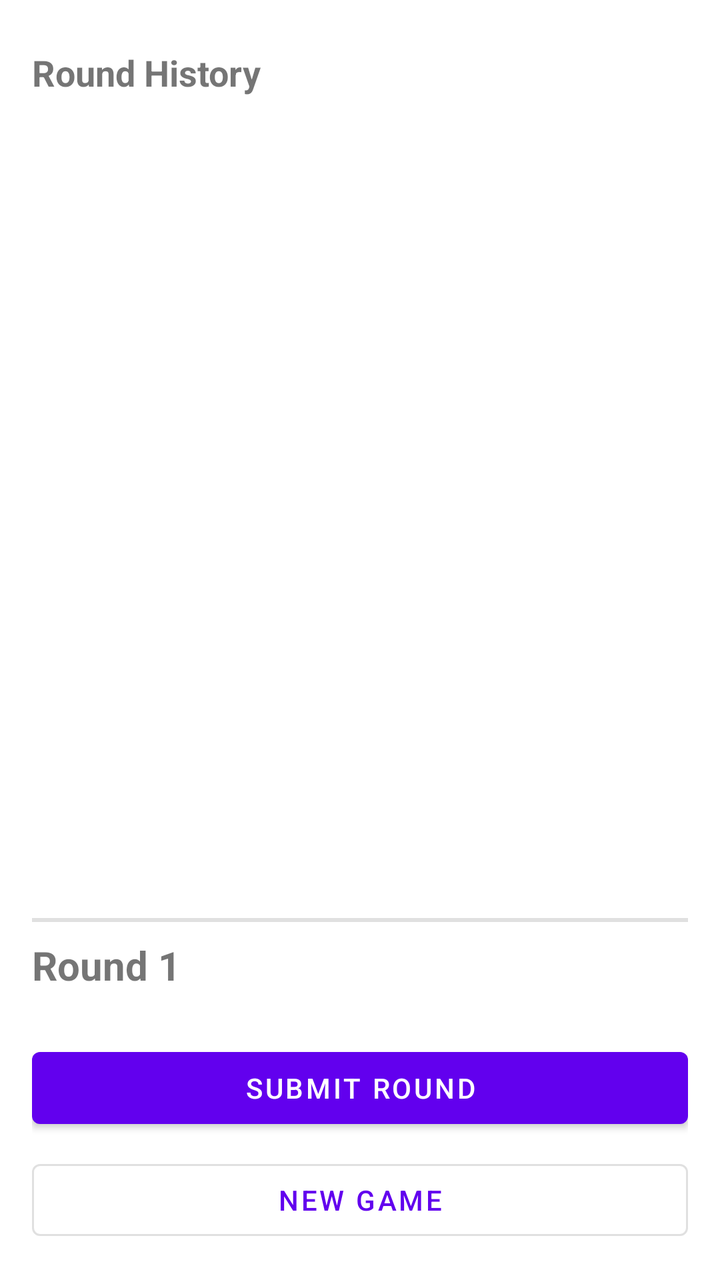
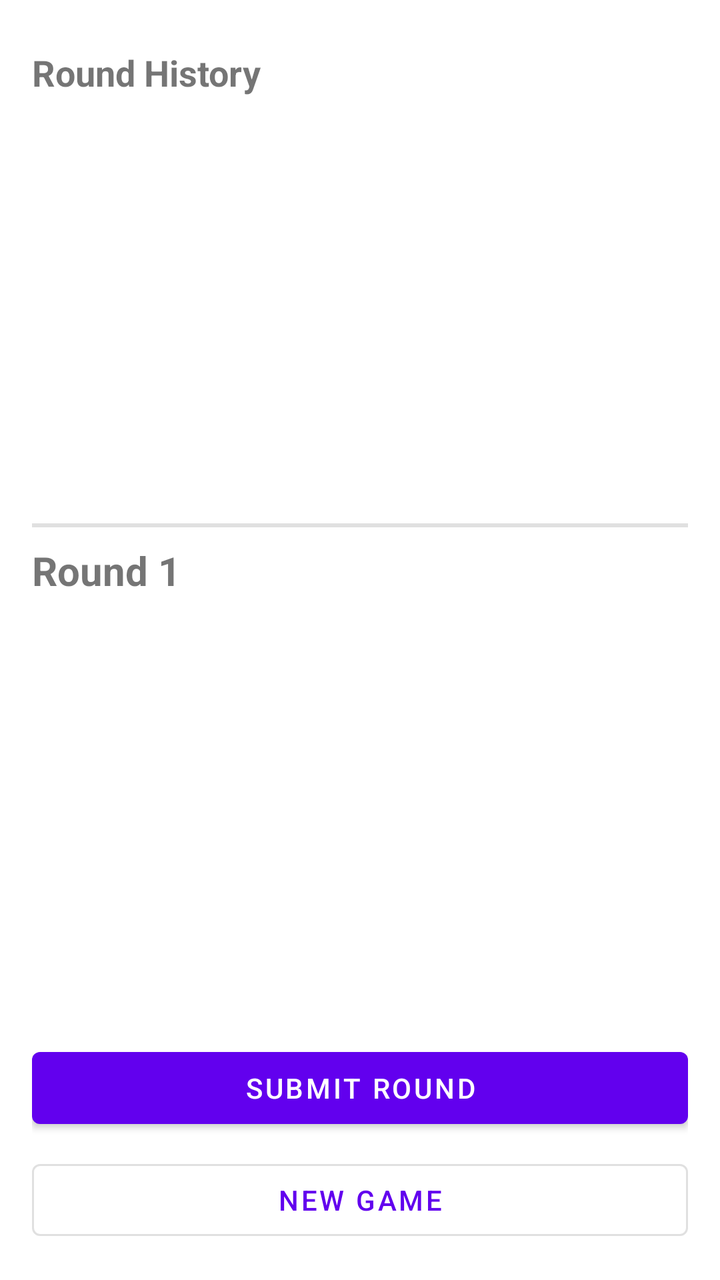

Screens rendered from an Android XML layout before and after an edit, with the pre-edit source and the edit as a unified diff.
<!-- AndroidManifest.xml: application theme Theme.Flip7ScoreTracker -->
<!-- res/layout/activity_game.xml -->
<?xml version="1.0" encoding="utf-8"?>
<androidx.constraintlayout.widget.ConstraintLayout xmlns:android="http://schemas.android.com/apk/res/android"
    xmlns:app="http://schemas.android.com/apk/res-auto"
    xmlns:tools="http://schemas.android.com/tools"
    android:layout_width="match_parent"
    android:layout_height="match_parent"
    android:padding="16dp"
    tools:context=".GameActivity">

    <TextView
        android:id="@+id/historyLabel"
        android:layout_width="wrap_content"
        android:layout_height="wrap_content"
        android:text="Round History"
        android:textSize="18sp"
        android:textStyle="bold"
        android:layout_marginTop="8dp"
        app:layout_constraintStart_toStartOf="parent"
        app:layout_constraintTop_toTopOf="parent" />

    <androidx.recyclerview.widget.RecyclerView
        android:id="@+id/roundHistoryRecyclerView"
        android:layout_width="0dp"
        android:layout_height="0dp"
        android:layout_marginTop="8dp"
        app:layout_constraintTop_toBottomOf="@id/historyLabel"
        app:layout_constraintBottom_toTopOf="@id/currentRoundDivider"
        app:layout_constraintStart_toStartOf="parent"
        app:layout_constraintEnd_toEndOf="parent"
        tools:listitem="@layout/item_round_history" />

    <View
        android:id="@+id/currentRoundDivider"
        android:layout_width="0dp"
        android:layout_height="2dp"
        android:background="@color/medium_gray"
        android:layout_marginTop="8dp"
        android:layout_marginBottom="8dp"
        app:layout_constraintStart_toStartOf="parent"
        app:layout_constraintEnd_toEndOf="parent"
        app:layout_constraintBottom_toTopOf="@id/roundNumberText" />

    <TextView
        android:id="@+id/roundNumberText"
        android:layout_width="wrap_content"
        android:layout_height="wrap_content"
        android:text="Round 1"
        android:textSize="20sp"
        android:textStyle="bold"
        app:layout_constraintStart_toStartOf="parent"
        app:layout_constraintBottom_toTopOf="@id/gameScoresRecyclerView"
        android:layout_marginBottom="8dp" />

    <androidx.recyclerview.widget.RecyclerView
        android:id="@+id/gameScoresRecyclerView"
        android:layout_width="0dp"
        android:layout_height="wrap_content"
        app:layout_constraintEnd_toEndOf="parent"
        app:layout_constraintStart_toStartOf="parent"
        app:layout_constraintBottom_toTopOf="@id/submitRoundButton"
        android:layout_marginBottom="16dp"
        tools:listitem="@layout/item_game_score" />

    <Button
        android:id="@+id/submitRoundButton"
        android:layout_width="0dp"
        android:layout_height="wrap_content"
        android:text="@string/submit_round"
        android:layout_marginBottom="8dp"
        app:layout_constraintBottom_toTopOf="@id/newGameButton"
        app:layout_constraintEnd_toEndOf="parent"
        app:layout_constraintStart_toStartOf="parent" />

    <Button
        android:id="@+id/newGameButton"
        android:layout_width="0dp"
        android:layout_height="wrap_content"
        android:text="@string/new_game"
        style="@style/Widget.MaterialComponents.Button.OutlinedButton"
        app:layout_constraintBottom_toBottomOf="parent"
        app:layout_constraintEnd_toEndOf="parent"
        app:layout_constraintStart_toStartOf="parent" />

</androidx.constraintlayout.widget.ConstraintLayout>
<!-- res/layout/item_round_history.xml (included above) -->
<?xml version="1.0" encoding="utf-8"?>
<androidx.cardview.widget.CardView xmlns:android="http://schemas.android.com/apk/res/android"
    xmlns:app="http://schemas.android.com/apk/res-auto"
    android:layout_width="match_parent"
    android:layout_height="wrap_content"
    android:layout_margin="4dp"
    app:cardCornerRadius="8dp"
    app:cardElevation="2dp"
    app:cardBackgroundColor="@color/light_gray">

    <LinearLayout
        android:layout_width="match_parent"
        android:layout_height="wrap_content"
        android:orientation="vertical"
        android:padding="12dp">

        <LinearLayout
            android:layout_width="match_parent"
            android:layout_height="wrap_content"
            android:orientation="horizontal"
            android:gravity="center_vertical">

            <TextView
                android:id="@+id/roundNumberText"
                android:layout_width="wrap_content"
                android:layout_height="wrap_content"
                android:text="Round 1"
                android:textStyle="bold"
                android:textSize="14sp"
                android:textColor="?android:attr/textColorPrimary"
                android:layout_marginEnd="8dp" />

            <View
                android:layout_width="0dp"
                android:layout_height="0dp"
                android:layout_weight="1" />

            <ImageButton
                android:id="@+id/editRoundButton"
                android:layout_width="32dp"
                android:layout_height="32dp"
                android:background="?attr/selectableItemBackgroundBorderless"
                android:src="@android:drawable/ic_menu_edit"
                android:contentDescription="Edit round"
                android:scaleType="fitCenter" />

        </LinearLayout>

        <androidx.recyclerview.widget.RecyclerView
            android:id="@+id/roundScoresRecyclerView"
            android:layout_width="match_parent"
            android:layout_height="wrap_content"
            android:layout_marginTop="8dp"
            android:nestedScrollingEnabled="false" />

    </LinearLayout>

</androidx.cardview.widget.CardView>
<!-- res/layout/item_game_score.xml (included above) -->
<?xml version="1.0" encoding="utf-8"?>
<androidx.cardview.widget.CardView xmlns:android="http://schemas.android.com/apk/res/android"
    xmlns:app="http://schemas.android.com/apk/res-auto"
    android:layout_width="match_parent"
    android:layout_height="wrap_content"
    android:layout_margin="4dp"
    app:cardCornerRadius="8dp"
    app:cardElevation="2dp">

    <LinearLayout
        android:layout_width="match_parent"
        android:layout_height="wrap_content"
        android:orientation="horizontal"
        android:padding="12dp"
        android:gravity="center_vertical">

        <TextView
            android:id="@+id/playerNameText"
            android:layout_width="0dp"
            android:layout_height="wrap_content"
            android:layout_weight="2"
            android:textSize="16sp"
            android:textStyle="bold" />

        <EditText
            android:id="@+id/roundScoreInput"
            android:layout_width="0dp"
            android:layout_height="wrap_content"
            android:layout_weight="1"
            android:hint="@string/score_hint"
            android:inputType="number"
            android:textAlignment="center"
            android:maxLines="1" />

        <TextView
            android:id="@+id/totalScoreText"
            android:layout_width="0dp"
            android:layout_height="wrap_content"
            android:layout_weight="1"
            android:textSize="16sp"
            android:textAlignment="center"
            android:text="0" />

        <TextView
            android:id="@+id/pointsToWinText"
            android:layout_width="0dp"
            android:layout_height="wrap_content"
            android:layout_weight="1"
            android:textSize="16sp"
            android:textAlignment="center"
            android:text="200" />

    </LinearLayout>

</androidx.cardview.widget.CardView>
<!-- resources referenced by this layout -->
<resources>
  <color name="light_gray">#FFF5F5F5</color>
  <color name="medium_gray">#FFE0E0E0</color>
  <string name="new_game">New Game</string>
  <string name="score_hint">0</string>
  <string name="submit_round">Submit Round</string>
  <style name="Theme.Flip7ScoreTracker" parent="Theme.MaterialComponents.DayNight.DarkActionBar">
          <item name="colorPrimary">@color/purple_500</item>
          <item name="colorPrimaryVariant">@color/purple_700</item>
          <item name="colorOnPrimary">@color/white</item>
          <item name="colorSecondary">@color/teal_200</item>
          <item name="colorSecondaryVariant">@color/teal_700</item>
          <item name="colorOnSecondary">@color/black</item>
          <item name="android:statusBarColor">?attr/colorPrimaryVariant</item>
      </style>
  <color name="purple_500">#FF6200EE</color>
  <color name="purple_700">#FF3700B3</color>
  <color name="white">#FFFFFFFF</color>
  <color name="teal_200">#FF03DAC5</color>
  <color name="teal_700">#FF018786</color>
  <color name="black">#FF000000</color>
</resources>

<!-- the commit's change to res/layout/activity_game.xml (unified diff, before → after) -->
@@ -23,6 +23,7 @@
         android:layout_width="0dp"
         android:layout_height="0dp"
         android:layout_marginTop="8dp"
+        app:layout_constraintVertical_weight="1"
         app:layout_constraintTop_toBottomOf="@id/historyLabel"
         app:layout_constraintBottom_toTopOf="@id/currentRoundDivider"
         app:layout_constraintStart_toStartOf="parent"
@@ -38,6 +39,7 @@
         android:layout_marginBottom="8dp"
         app:layout_constraintStart_toStartOf="parent"
         app:layout_constraintEnd_toEndOf="parent"
+        app:layout_constraintTop_toBottomOf="@id/roundHistoryRecyclerView"
         app:layout_constraintBottom_toTopOf="@id/roundNumberText" />
 
     <TextView
@@ -48,15 +50,18 @@
         android:textSize="20sp"
         android:textStyle="bold"
         app:layout_constraintStart_toStartOf="parent"
+        app:layout_constraintTop_toBottomOf="@id/currentRoundDivider"
         app:layout_constraintBottom_toTopOf="@id/gameScoresRecyclerView"
         android:layout_marginBottom="8dp" />
 
     <androidx.recyclerview.widget.RecyclerView
         android:id="@+id/gameScoresRecyclerView"
         android:layout_width="0dp"
-        android:layout_height="wrap_content"
-        app:layout_constraintEnd_toEndOf="parent"
-        app:layout_constraintStart_toStartOf="parent"
+        android:layout_height="0dp"
+        app:layout_constraintVertical_weight="1"
+        app:layout_constraintEnd_toEndOf="parent"
+        app:layout_constraintStart_toStartOf="parent"
+        app:layout_constraintTop_toBottomOf="@id/roundNumberText"
         app:layout_constraintBottom_toTopOf="@id/submitRoundButton"
         android:layout_marginBottom="16dp"
         tools:listitem="@layout/item_game_score" />
@@ -67,6 +72,7 @@
         android:layout_height="wrap_content"
         android:text="@string/submit_round"
         android:layout_marginBottom="8dp"
+        app:layout_constraintTop_toBottomOf="@id/gameScoresRecyclerView"
         app:layout_constraintBottom_toTopOf="@id/newGameButton"
         app:layout_constraintEnd_toEndOf="parent"
         app:layout_constraintStart_toStartOf="parent" />
@@ -77,6 +83,7 @@
         android:layout_height="wrap_content"
         android:text="@string/new_game"
         style="@style/Widget.MaterialComponents.Button.OutlinedButton"
+        app:layout_constraintTop_toBottomOf="@id/submitRoundButton"
         app:layout_constraintBottom_toBottomOf="parent"
         app:layout_constraintEnd_toEndOf="parent"
         app:layout_constraintStart_toStartOf="parent" />
@@ -172,7 +179,10 @@
             android:layout_height="wrap_content"
             android:layout_weight="1"
             android:hint="@string/score_hint"
-            android:inputType="number"
+            android:inputType="none"
+            android:focusable="false"
+            android:focusableInTouchMode="false"
+            android:cursorVisible="false"
             android:textAlignment="center"
             android:maxLines="1" />
 
